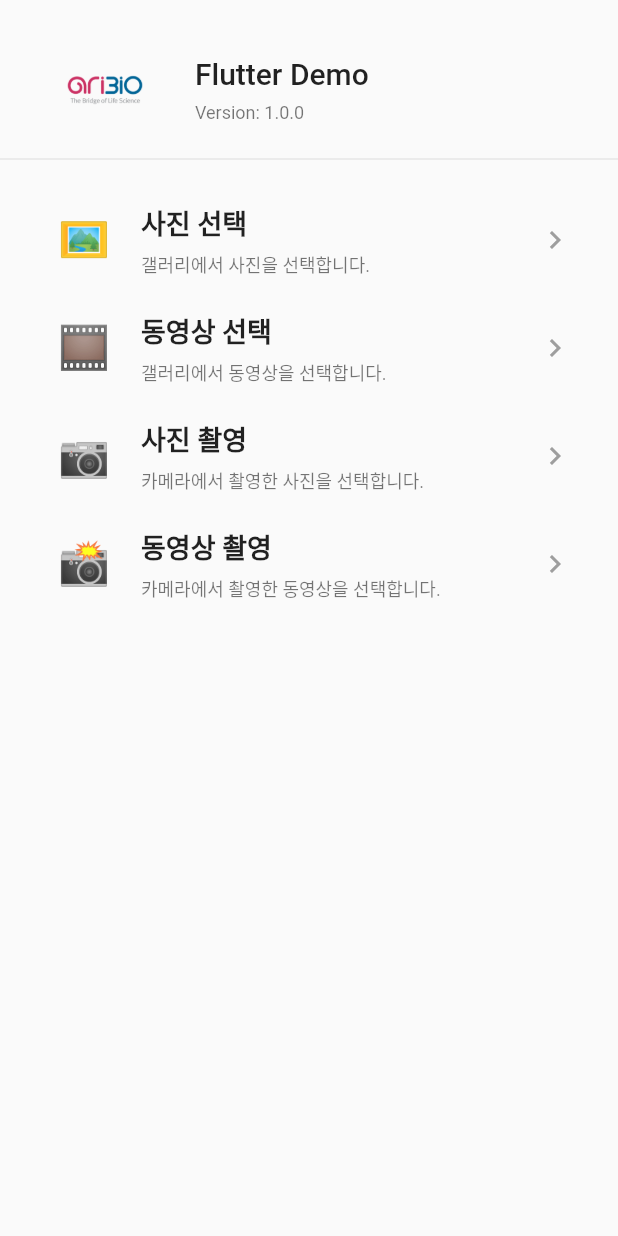
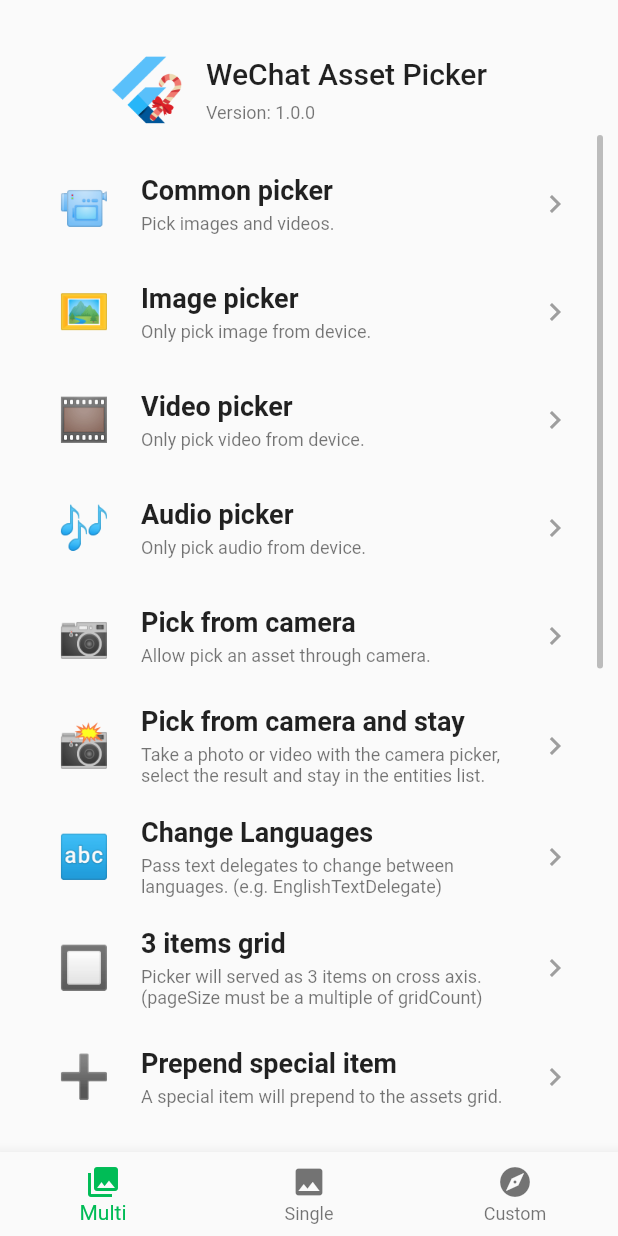
Before and after one commit to burningdeep/flutter_demo, a Flutter app: the screen it shows after launch, on a phone screen of 412 x 824 dp. Run offline on Flutter 3.47's test engine with Material 2 defaults, Android fonts, the phone set to English and light mode, and no system bars; our stand-ins replace package_info_plus; missing offline and left inert: wechat_assets_picker, wechat_camera_picker.

Commit message:
Update demo

```diff
--- a/lib/constants/asset_picker_text_delegate.dart
+++ /dev/null
@@ -1,93 +0,0 @@
-import 'package:wechat_assets_picker/wechat_assets_picker.dart';
-
-class KoreanAssetPickerTextDelegate extends AssetPickerTextDelegate {
-  @override
-  String get languageCode => 'ko';
-
-  @override
-  String get confirm => '확인';
-
-  @override
-  String get cancel => '취소';
-
-  @override
-  String get edit => '수정';
-
-  @override
-  String get gifIndicator => 'GIF';
-
-  @override
-  String get loadFailed => '가져오기 실패';
-
-  @override
-  String get original => 'Origin';
-
-  @override
-  String get preview => '미리보기';
-
-  @override
-  String get select => '선택';
-
-  @override
-  String get emptyList => 'Empty list';
-
-  @override
-  String get unSupportedAssetType => 'Unsupported HEIC asset type.';
-
-  @override
-  String get unableToAccessAll => 'Unable to access all assets on the device';
-
-  @override
-  String get viewingLimitedAssetsTip =>
-      'Only view assets and albums accessible to app.';
-
-  @override
-  String get changeAccessibleLimitedAssets =>
-      'Click to update accessible assets';
-
-  @override
-  String get accessAllTip => 'App can only access some assets on the device. '
-      'Go to system settings and allow app to access all assets on the device.';
-
-  @override
-  String get goToSystemSettings => '시스템 설정 바로가기';
-
-  @override
-  String get accessLimitedAssets => '제한된 엑세스로 계속하기';
-
-  @override
-  String get accessiblePathName => 'Accessible assets';
-
-  @override
-  String get sTypeAudioLabel => 'Audio';
-
-  @override
-  String get sTypeImageLabel => 'Image';
-
-  @override
-  String get sTypeVideoLabel => 'Video';
-
-  @override
-  String get sTypeOtherLabel => 'Other asset';
-
-  @override
-  String get sActionPlayHint => 'play';
-
-  @override
-  String get sActionPreviewHint => 'preview';
-
-  @override
-  String get sActionSelectHint => 'select';
-
-  @override
-  String get sActionSwitchPathLabel => 'switch path';
-
-  @override
-  String get sActionUseCameraHint => 'use camera';
-
-  @override
-  String get sNameDurationLabel => 'duration';
-
-  @override
-  String get sUnitAssetCountLabel => 'count';
-}
--- a/lib/constants/picker_method.dart
+++ b/lib/constants/picker_method.dart
@@ -3,29 +3,13 @@
 // in the LICENSE file.
 
 import 'package:flutter/material.dart';
-import 'package:flutter_demo/constants/asset_picker_text_delegate.dart';
-import 'package:flutter_demo/constants/camera_picker_text_delegate.dart';
 import 'package:wechat_assets_picker/wechat_assets_picker.dart';
 import 'package:wechat_camera_picker/wechat_camera_picker.dart';
 
 Future<AssetEntity?> _pickFromCamera(BuildContext c) {
   return CameraPicker.pickFromCamera(
     c,
-    pickerConfig: const CameraPickerConfig(
-      enableRecording: false,
-      textDelegate: KoreanCameraPickerTextDelegate(),
-    ),
-  );
-}
-
-Future<AssetEntity?> _pickFromCamcorder(BuildContext c) {
-  return CameraPicker.pickFromCamera(
-    c,
-    pickerConfig: const CameraPickerConfig(
-        onlyEnableRecording: true,
-        enableRecording: true,
-        enableTapRecording: true,
-        textDelegate: KoreanCameraPickerTextDelegate()),
+    pickerConfig: const CameraPickerConfig(enableRecording: true),
   );
 }
 
@@ -42,8 +26,8 @@ class PickMethod {
   factory PickMethod.image(int maxAssetsCount) {
     return PickMethod(
       icon: '🖼️',
-      name: '사진 선택',
-      description: '갤러리에서 사진을 선택합니다.',
+      name: 'Image picker',
+      description: 'Only pick image from device.',
       method: (BuildContext context, List<AssetEntity> assets) {
         return AssetPicker.pickAssets(
           context,
@@ -51,7 +35,6 @@ class PickMethod {
             maxAssets: maxAssetsCount,
             selectedAssets: assets,
             requestType: RequestType.image,
-            textDelegate: KoreanAssetPickerTextDelegate(),
           ),
         );
       },
@@ -61,8 +44,8 @@ class PickMethod {
   factory PickMethod.video(int maxAssetsCount) {
     return PickMethod(
       icon: '🎞',
-      name: '동영상 선택',
-      description: '갤러리에서 동영상을 선택합니다.',
+      name: 'Video picker',
+      description: 'Only pick video from device.',
       method: (BuildContext context, List<AssetEntity> assets) {
         return AssetPicker.pickAssets(
           context,
@@ -70,7 +53,6 @@ class PickMethod {
             maxAssets: maxAssetsCount,
             selectedAssets: assets,
             requestType: RequestType.video,
-            textDelegate: KoreanAssetPickerTextDelegate(),
           ),
         );
       },
@@ -101,8 +83,8 @@ class PickMethod {
   }) {
     return PickMethod(
       icon: '📷',
-      name: '사진 촬영',
-      description: '카메라에서 촬영한 사진을 선택합니다.',
+      name: 'Pick from camera',
+      description: 'Allow pick an asset through camera.',
       method: (BuildContext context, List<AssetEntity> assets) {
         const AssetPickerTextDelegate textDelegate = AssetPickerTextDelegate();
         return AssetPicker.pickAssets(
@@ -128,56 +110,6 @@ class PickMethod {
                   onTap: () async {
                     Feedback.forTap(context);
                     final AssetEntity? result = await _pickFromCamera(context);
-                    if (result != null) {
-                      handleResult(context, result);
-                    }
-                  },
-                  child: const Center(
-                    child: Icon(Icons.camera_enhance, size: 42.0),
-                  ),
-                ),
-              );
-            },
-          ),
-        );
-      },
-    );
-  }
-
-  factory PickMethod.camcorder({
-    required int maxAssetsCount,
-    required Function(BuildContext, AssetEntity) handleResult,
-  }) {
-    return PickMethod(
-      icon: '📸',
-      name: '동영상 촬영',
-      description: '카메라에서 촬영한 동영상을 선택합니다.',
-      method: (BuildContext context, List<AssetEntity> assets) {
-        const AssetPickerTextDelegate textDelegate = AssetPickerTextDelegate();
-        return AssetPicker.pickAssets(
-          context,
-          pickerConfig: AssetPickerConfig(
-            maxAssets: maxAssetsCount,
-            selectedAssets: assets,
-            specialItemPosition: SpecialItemPosition.prepend,
-            specialItemBuilder: (
-              BuildContext context,
-              AssetPathEntity? path,
-              int length,
-            ) {
-              if (path?.isAll != true) {
-                return null;
-              }
-              return Semantics(
-                label: textDelegate.sActionUseCameraHint,
-                button: true,
-                onTapHint: textDelegate.sActionUseCameraHint,
-                child: GestureDetector(
-                  behavior: HitTestBehavior.opaque,
-                  onTap: () async {
-                    Feedback.forTap(context);
-                    final AssetEntity? result =
-                        await _pickFromCamcorder(context);
                     if (result != null) {
                       handleResult(context, result);
                     }
--- a/lib/customs/pickers/directory_file_asset_picker.dart
+++ b/lib/customs/pickers/directory_file_asset_picker.dart
@@ -89,6 +89,7 @@ class _DirectoryFileAssetPickerState extends State<DirectoryFileAssetPicker> {
               child: Row(
                 mainAxisSize: MainAxisSize.min,
                 children: <Widget>[
+                  const Text('Selected Assets'),
                   Container(
                     margin: const EdgeInsets.symmetric(
                       horizontal: 10.0,
--- a/lib/main.dart
+++ b/lib/main.dart
@@ -1,3 +1,7 @@
+// Copyright 2019 The FlutterCandies author. All rights reserved.
+// Use of this source code is governed by an Apache license that can be found
+// in the LICENSE file.
+
 import 'package:flutter/material.dart';
 import 'package:flutter/services.dart';
 import 'package:flutter_localizations/flutter_localizations.dart';
@@ -25,8 +29,7 @@ class MyApp extends StatelessWidget {
   @override
   Widget build(BuildContext context) {
     return MaterialApp(
-      debugShowCheckedModeBanner: false,
-      title: 'Flutter Demo',
+      title: 'WeChat Asset Picker Demo',
       theme: ThemeData(
         brightness: Screens.mediaQuery.platformBrightness,
         primarySwatch: themeColor.swatch,
--- a/lib/pages/home_page.dart
+++ b/lib/pages/home_page.dart
@@ -55,19 +55,19 @@ class _HomePageState extends State<HomePage> {
 
   Widget header(BuildContext context) {
     return Container(
-      margin: const EdgeInsets.only(top: 30.0, left: 40.0),
+      margin: const EdgeInsetsDirectional.only(top: 30.0),
       height: 60.0,
       child: Row(
-        mainAxisAlignment: MainAxisAlignment.start,
+        mainAxisAlignment: MainAxisAlignment.center,
         children: <Widget>[
           AspectRatio(
             aspectRatio: 1.0,
             child: Hero(
               tag: 'LOGO',
-              child: Image.asset('assets/aribiologo.png'),
+              child: Image.asset('assets/flutter_candies_logo.png'),
             ),
           ),
-          const SizedBox(width: 30.0),
+          const SizedBox(width: 10.0),
           Column(
             mainAxisAlignment: MainAxisAlignment.spaceEvenly,
             crossAxisAlignment: CrossAxisAlignment.start,
@@ -75,7 +75,7 @@ class _HomePageState extends State<HomePage> {
               Semantics(
                 sortKey: const OrdinalSortKey(0),
                 child: Text(
-                  'Flutter Demo',
+                  'WeChat Asset Picker',
                   style: Theme.of(context).textTheme.headline6,
                 ),
               ),
@@ -105,13 +105,36 @@ class _HomePageState extends State<HomePage> {
           child: Column(
             children: <Widget>[
               header(context),
-              const SizedBox(height: 8.0),
-              const Divider(),
-              const Expanded(
-                child: SingleAssetPage(),
+              Expanded(
+                child: PageView(
+                  controller: controller,
+                  children: const <Widget>[
+                    MultiAssetsPage(),
+                    SingleAssetPage(),
+                    CustomPickersPage(),
+                  ],
+                ),
               ),
             ],
           ),
+        ),
+        bottomNavigationBar: BottomNavigationBar(
+          currentIndex: currentIndex,
+          onTap: selectIndex,
+          items: const <BottomNavigationBarItem>[
+            BottomNavigationBarItem(
+              icon: Icon(Icons.photo_library),
+              label: 'Multi',
+            ),
+            BottomNavigationBarItem(
+              icon: Icon(Icons.photo),
+              label: 'Single',
+            ),
+            BottomNavigationBarItem(
+              icon: Icon(Icons.explore),
+              label: 'Custom',
+            ),
+          ],
         ),
       ),
     );
--- a/lib/pages/single_assets_page.dart
+++ b/lib/pages/single_assets_page.dart
@@ -25,18 +25,24 @@ class _SingleAssetPageState extends State<SingleAssetPage>
   @override
   List<PickMethod> get pickMethods {
     return <PickMethod>[
+      PickMethod.common(maxAssetsCount),
       PickMethod.image(maxAssetsCount),
       PickMethod.video(maxAssetsCount),
+      PickMethod.audio(maxAssetsCount),
       PickMethod.camera(
         maxAssetsCount: maxAssetsCount,
         handleResult: (BuildContext context, AssetEntity result) =>
             Navigator.of(context).pop(<AssetEntity>[result]),
       ),
-      PickMethod.camcorder(
-        maxAssetsCount: maxAssetsCount,
-        handleResult: (BuildContext context, AssetEntity result) =>
-            Navigator.of(context).pop(<AssetEntity>[result]),
-      )
+      PickMethod.cameraAndStay(maxAssetsCount: maxAssetsCount),
+      PickMethod.changeLanguages(maxAssetsCount),
+      PickMethod.threeItemsGrid(maxAssetsCount),
+      PickMethod.prependItem(maxAssetsCount),
+      PickMethod.customFilterOptions(maxAssetsCount),
+      PickMethod.preventGIFPicked(maxAssetsCount),
+      PickMethod.noPreview(maxAssetsCount),
+      PickMethod.customizableTheme(maxAssetsCount),
+      PickMethod.pathNameBuilder(maxAssetsCount),
     ];
   }
 
--- a/lib/pages/splash_page.dart
+++ b/lib/pages/splash_page.dart
@@ -48,7 +48,7 @@ class _SplashPageState extends State<SplashPage> {
       child: Center(
         child: Hero(
           tag: 'LOGO',
-          child: Image.asset('assets/aribiologo.png', width: 150.0),
+          child: Image.asset('assets/flutter_candies_logo.png', width: 150.0),
         ),
       ),
     );
```
Also changed, not shown: lib/constants/camera_picker_text_delegate.dart (deleted, +0 -91 lines), lib/widgets/selected_assets_list_view.dart (+28 -7 lines).
